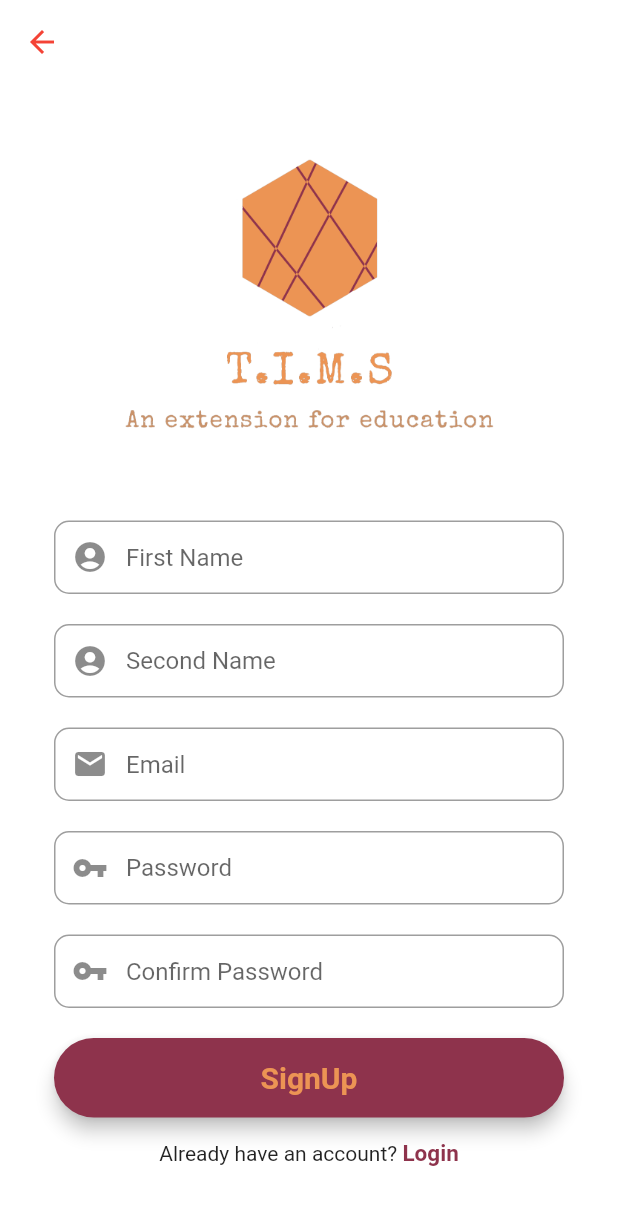
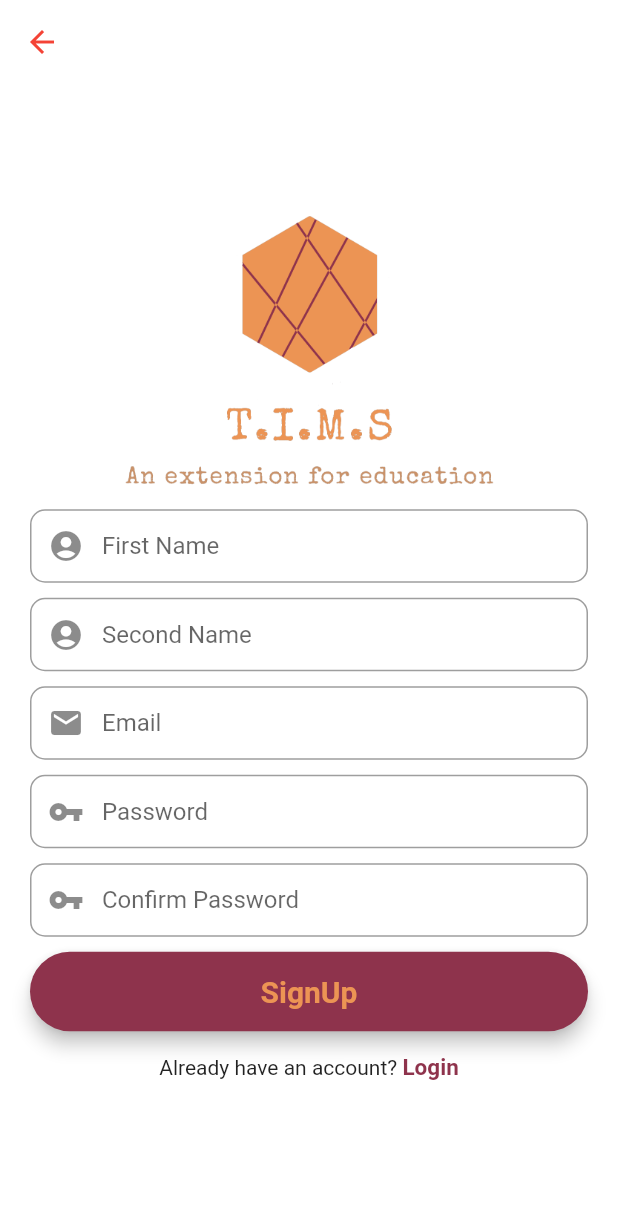
Before and after one commit to rakshit138/Tims, a Flutter app: the SignUpScreen screen opened directly, on a phone screen of 412 x 824 dp. Shown: the top 1205 px of the screen. Run offline on Flutter 3.47's test engine with Material 2 defaults, Android fonts, the phone set to English and light mode, and no system bars; our stand-ins replace carousel_slider, cloud_firestore, firebase_auth, firebase_core, fluttertoast, webview_flutter; accounts and stored records are empty.

```diff
--- a/lib/body.dart
+++ b/lib/body.dart
@@ -1,6 +1,7 @@
 // ignore_for_file: prefer_const_constructors, non_constant_identifier_names
 
 import 'package:flutter/material.dart';
+import 'referenceMaterial.dart';
 
 const MaterialColor primaryMaroon = MaterialColor(
   _MaroonPrimaryValue,
@@ -131,7 +132,10 @@ class _BodyState extends State<Body> {
       child: MaterialButton(
           minWidth: MediaQuery.of(context).size.width / 3,
           padding: EdgeInsets.fromLTRB(20, 15, 20, 15),
-          onPressed: () {},
+          onPressed: () {
+            Navigator.push(
+                context, MaterialPageRoute(builder: (context) => Reference()));
+          },
           child: Column(
             children: [
               Icon(
--- a/lib/signup.dart
+++ b/lib/signup.dart
@@ -203,7 +203,7 @@ class _SignUpScreenState extends State<SignUpScreen> {
           child: Container(
             color: Colors.white,
             child: Padding(
-              padding: const EdgeInsets.all(36.0),
+              padding: const EdgeInsets.fromLTRB(20, 0, 20, 20),
               child: Form(
                 key: _formKey,
                 child: Column(
@@ -216,17 +216,17 @@ class _SignUpScreenState extends State<SignUpScreen> {
                           "assets/logo_transparent.png",
                           fit: BoxFit.contain,
                         )),
-                    SizedBox(height: 45),
+                    // SizedBox(height: 45),
                     firstNameField,
-                    SizedBox(height: 20),
+                    SizedBox(height: 10),
                     secondNameField,
-                    SizedBox(height: 20),
+                    SizedBox(height: 10),
                     emailField,
-                    SizedBox(height: 20),
+                    SizedBox(height: 10),
                     passwordField,
-                    SizedBox(height: 20),
+                    SizedBox(height: 10),
                     confirmPasswordField,
-                    SizedBox(height: 20),
+                    SizedBox(height: 10),
                     signUpButton,
                     SizedBox(height: 15),
                     Row(
--- a/pubspec.yaml
+++ b/pubspec.yaml
@@ -32,6 +32,7 @@ dependencies:
   firebase_auth: ^3.3.13
   firebase_core: ^1.14.0
   carousel_slider: ^4.0.0
+  webview_flutter: ^3.0.2
   flutter:
     sdk: flutter
   fluttertoast: ^8.0.9
```
Also changed, not shown: lib/home.dart (+9 -23 lines), lib/referenceLink.dart (added, +13 -0 lines), lib/referenceMaterial.dart (added, +50 -0 lines), pubspec.lock.
